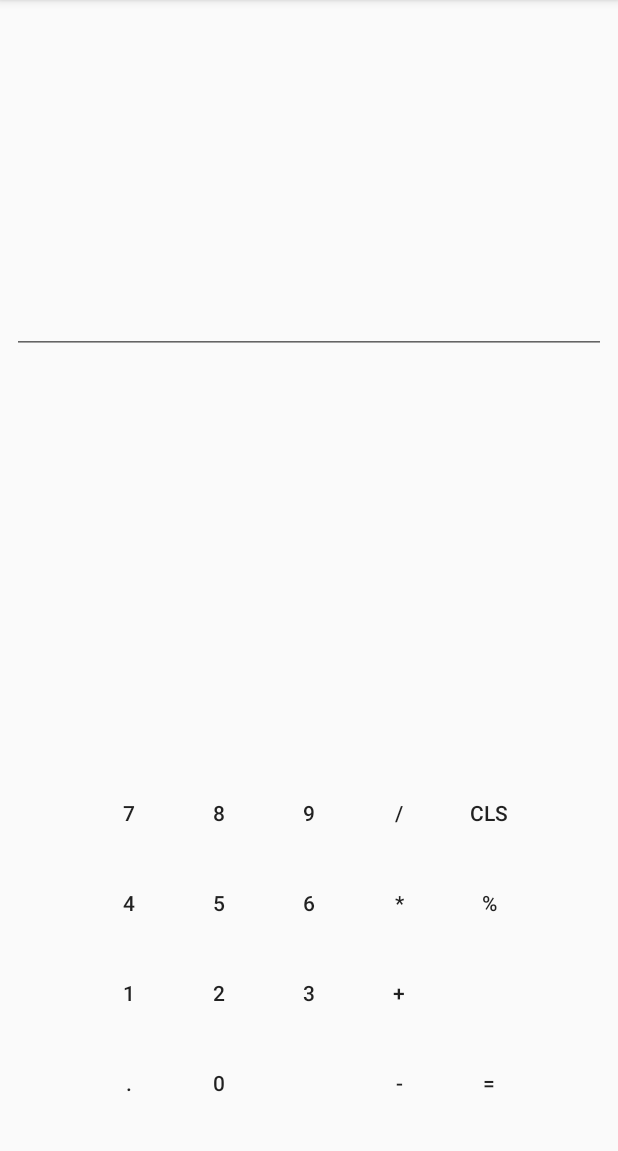
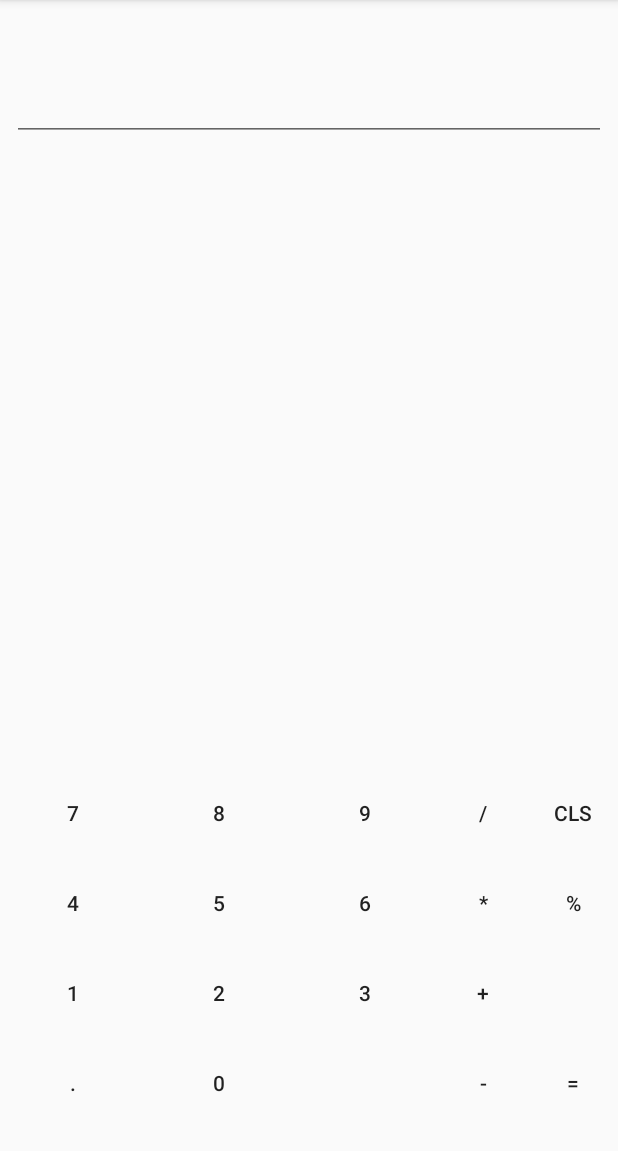
Before and after one commit to Martinbuchan92/Calculator, an Android app: the screen it shows after launch (MainActivity), on a phone screen of 412 x 824 dp, the part 84-1235 px from its top. Run offline under Robolectric (Android 15) with nearby library versions, the phone set to English and light mode, and no system bars.

Commit message:
Added Modulus function. Changed button constraints.

```diff
--- a/app/src/main/java/net/martinbuchan/calculator/MainActivity.java
+++ b/app/src/main/java/net/martinbuchan/calculator/MainActivity.java
@@ -5,7 +5,6 @@ import android.os.Bundle;
 import android.view.View;
 import android.widget.Button;
 import android.widget.EditText;
-import android.widget.Switch;
 import android.widget.TextView;
 
 
@@ -41,6 +40,7 @@ public class MainActivity extends AppCompatActivity implements View.OnClickListe
         Button btnSubtract = (Button) findViewById(R.id.btnSubtract);
         Button btnEquals = (Button) findViewById(R.id.btnEquals);
         Button btnClear = (Button) findViewById(R.id.btnClear);
+        Button btnModulo = (Button) findViewById(R.id.btnModulo);
 
         btnOne.setOnClickListener(this);
         btnTwo.setOnClickListener(this);
@@ -58,6 +58,7 @@ public class MainActivity extends AppCompatActivity implements View.OnClickListe
         btnAdd.setOnClickListener(this);
         btnSubtract.setOnClickListener(this);
         btnEquals.setOnClickListener(this);
+        btnModulo.setOnClickListener(this);
 
         txtInput = (EditText) findViewById(R.id.txtInput);
         txtView = (TextView) findViewById(R.id.txtPreviousInput);
@@ -138,9 +139,18 @@ public class MainActivity extends AppCompatActivity implements View.OnClickListe
                 txtInput.setText("");
                 inputText = "";
                 break;
+            case R.id.btnModulo:
+                firstInput = Double.parseDouble(inputText);
+                functionType = "%";
+                String displayModulo = inputText + functionType;
+                txtView.setText(displayModulo);
+                txtInput.setText("");
+                inputText = "";
+                break;
             case R.id.btnEquals:
-                Double calculated = calculate(firstInput, Double.parseDouble(inputText), functionType);
-                txtView.setText(firstInput + functionType + inputText + "=");
+                Double input = Double.parseDouble(inputText);
+                Double calculated = calculate(firstInput, input, functionType);
+                txtView.setText(firstInput + functionType + input+ "=");
                 txtInput.setText(calculated.toString());
                 firstInput = calculated;
                 break;
@@ -169,6 +179,9 @@ public class MainActivity extends AppCompatActivity implements View.OnClickListe
             case "-":
                 result = first - second;
                 return result;
+            case "%":
+                result = first % second;
+                return result;
         }
 
 
--- a/app/src/main/res/layout/activity_main.xml
+++ b/app/src/main/res/layout/activity_main.xml
@@ -37,16 +37,17 @@
         android:layout_marginStart="8dp"
         android:layout_marginEnd="8dp"
         app:layout_constraintRight_toRightOf="parent"
-        android:layout_marginTop="158dp"
+        android:layout_marginTop="16dp"
         tools:layout_constraintLeft_creator="1"
         app:layout_constraintLeft_toLeftOf="parent"
         app:layout_constraintTop_toTopOf="parent"
         android:layout_marginLeft="8dp"
-        android:layout_marginRight="8dp" />
+        android:layout_marginRight="8dp"
+        app:layout_constraintHorizontal_bias="1.0" />
 
     <GridLayout
         android:id="@+id/gridLayout"
-        android:layout_width="wrap_content"
+        android:layout_width="0dp"
         android:layout_height="wrap_content"
         android:columnCount="5"
         android:rowCount="4"
@@ -62,18 +63,24 @@
         <Button
             android:id="@+id/btnSeven"
             style="@android:style/Widget.Material.Button.Borderless"
-            android:layout_width="60dp"
-            android:layout_height="60dp"
+
+            android:layout_columnWeight="1"
+            android:layout_rowWeight="1"
+            android:gravity="center"
+            android:layout_gravity="fill_horizontal"
             android:text="@string/_7"
             tools:layout_editor_absoluteX="99dp"
             tools:layout_editor_absoluteY="335dp"
-            tools:targetApi="lollipop" />
+            tools:targetApi="lollipop"
+            />
 
         <Button
             android:id="@+id/btnEight"
             style="@android:style/Widget.Material.Button.Borderless"
-            android:layout_width="60dp"
-            android:layout_height="60dp"
+            android:layout_columnWeight="1"
+            android:layout_rowWeight="1"
+            android:gravity="center"
+            android:layout_gravity="fill_horizontal"
             android:text="@string/_8"
             tools:layout_editor_absoluteX="99dp"
             tools:layout_editor_absoluteY="335dp"
@@ -82,8 +89,10 @@
         <Button
             android:id="@+id/btnNine"
             style="@android:style/Widget.Material.Button.Borderless"
-            android:layout_width="60dp"
-            android:layout_height="60dp"
+            android:layout_columnWeight="1"
+            android:layout_rowWeight="1"
+            android:gravity="center"
+            android:layout_gravity="fill_horizontal"
             android:text="@string/_9"
             tools:layout_editor_absoluteX="99dp"
             tools:layout_editor_absoluteY="335dp"
@@ -110,8 +119,10 @@
         <Button
             android:id="@+id/btnFour"
             style="@android:style/Widget.Material.Button.Borderless"
-            android:layout_width="60dp"
-            android:layout_height="60dp"
+            android:layout_columnWeight="1"
+            android:layout_rowWeight="1"
+            android:gravity="center"
+            android:layout_gravity="fill_horizontal"
             android:layout_column="0"
             android:layout_row="1"
             android:text="@string/_4"
@@ -121,8 +132,10 @@
         <Button
             android:id="@+id/btnFive"
             style="@android:style/Widget.Material.Button.Borderless"
-            android:layout_width="60dp"
-            android:layout_height="60dp"
+            android:layout_columnWeight="1"
+            android:layout_rowWeight="1"
+            android:gravity="center"
+            android:layout_gravity="fill_horizontal"
             android:text="@string/_5"
             tools:layout_editor_absoluteX="99dp"
             tools:layout_editor_absoluteY="335dp" />
@@ -130,8 +143,10 @@
         <Button
             android:id="@+id/btnSix"
             style="@android:style/Widget.Material.Button.Borderless"
-            android:layout_width="60dp"
-            android:layout_height="60dp"
+            android:layout_columnWeight="1"
+            android:layout_rowWeight="1"
+            android:gravity="center"
+            android:layout_gravity="fill_horizontal"
             android:text="@string/_6"
             tools:layout_editor_absoluteX="99dp"
             tools:layout_editor_absoluteY="335dp" />
@@ -157,8 +172,10 @@
         <Button
             android:id="@+id/btnOne"
             style="@android:style/Widget.Material.Button.Borderless"
-            android:layout_width="60dp"
-            android:layout_height="60dp"
+            android:layout_columnWeight="1"
+            android:layout_rowWeight="1"
+            android:gravity="center"
+            android:layout_gravity="fill_horizontal"
             android:layout_column="0"
             android:layout_row="2"
             android:text="@string/_1"
@@ -168,8 +185,10 @@
         <Button
             android:id="@+id/btnTwo"
             style="@android:style/Widget.Material.Button.Borderless"
-            android:layout_width="60dp"
-            android:layout_height="60dp"
+            android:layout_columnWeight="1"
+            android:layout_rowWeight="1"
+            android:gravity="center"
+            android:layout_gravity="fill_horizontal"
             android:text="@string/_2"
             tools:layout_editor_absoluteX="99dp"
             tools:layout_editor_absoluteY="335dp" />
@@ -177,8 +196,10 @@
         <Button
             android:id="@+id/btnThree"
             style="@android:style/Widget.Material.Button.Borderless"
-            android:layout_width="60dp"
-            android:layout_height="60dp"
+            android:layout_columnWeight="1"
+            android:layout_rowWeight="1"
+            android:gravity="center"
+            android:layout_gravity="fill_horizontal"
             android:text="@string/_3"
             tools:layout_editor_absoluteX="99dp"
             tools:layout_editor_absoluteY="335dp" />
@@ -203,8 +224,10 @@
         <Button
             android:id="@+id/btnDecimal"
             style="@android:style/Widget.Material.Button.Borderless"
-            android:layout_width="60dp"
-            android:layout_height="60dp"
+            android:layout_columnWeight="1"
+            android:layout_rowWeight="1"
+            android:gravity="center"
+            android:layout_gravity="fill_horizontal"
             android:layout_column="0"
             android:layout_row="3"
             android:text="@string/decimal"
@@ -214,8 +237,10 @@
         <Button
             android:id="@+id/btnZero"
             style="@android:style/Widget.Material.Button.Borderless"
-            android:layout_width="60dp"
-            android:layout_height="60dp"
+            android:layout_columnWeight="1"
+            android:layout_rowWeight="1"
+            android:gravity="center"
+            android:layout_gravity="fill_horizontal"
             android:text="@string/_0"
             tools:layout_editor_absoluteX="99dp"
             tools:layout_editor_absoluteY="335dp" />
@@ -223,8 +248,10 @@
         <Button
             android:id="@+id/btnBlank"
             style="@android:style/Widget.Material.Button.Borderless"
-            android:layout_width="60dp"
-            android:layout_height="60dp"
+            android:layout_columnWeight="1"
+            android:layout_rowWeight="1"
+            android:gravity="center"
+            android:layout_gravity="fill_horizontal"
             tools:layout_editor_absoluteX="99dp"
             tools:layout_editor_absoluteY="335dp" />
 
```
